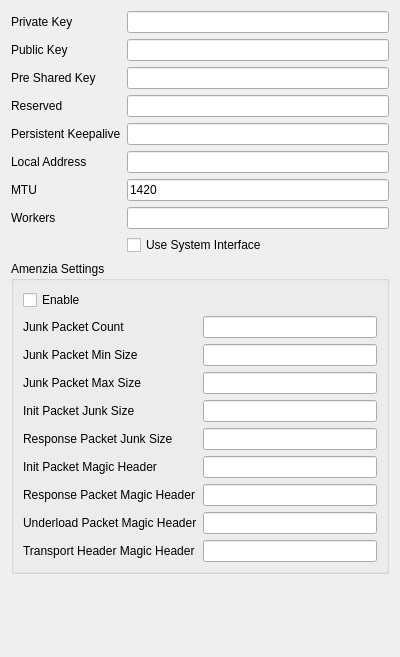
This is include/ui/profile/edit_wireguard.ui in shengmo0210/Throne as Qt 5 draws it before an edit. The edited form follows.
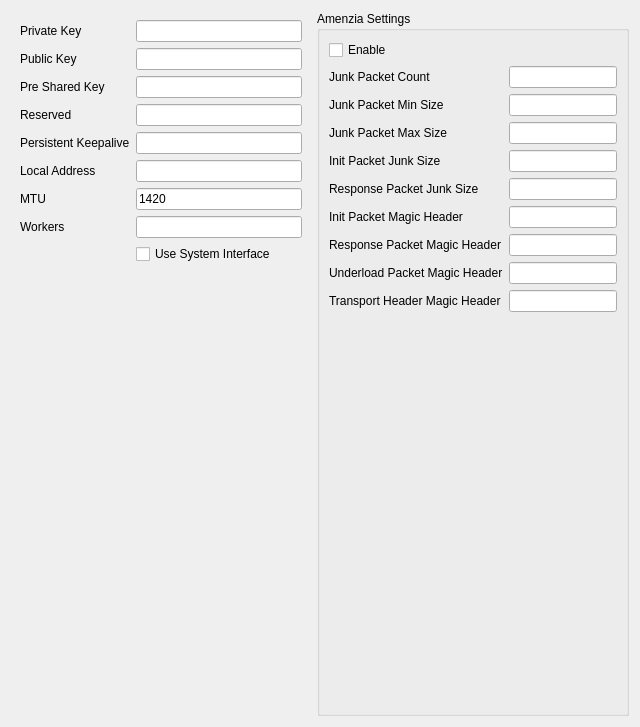
This is the edited form.

What changed in the file:
```diff
--- a/include/ui/profile/edit_wireguard.ui
+++ b/include/ui/profile/edit_wireguard.ui
@@ -6,14 +6,17 @@
    <rect>
     <x>0</x>
     <y>0</y>
-    <width>400</width>
-    <height>657</height>
+    <width>640</width>
+    <height>727</height>
    </rect>
   </property>
   <property name="windowTitle">
    <string>EditWireguard</string>
   </property>
-  <layout class="QFormLayout" name="formLayout_2">
+  <layout class="QHBoxLayout" name="horizontalLayout">
+   <item>
+    <widget class="QWidget" name="widget" native="true">
+     <layout class="QFormLayout" name="formLayout_3">
    <item row="0" column="0">
     <widget class="QLabel" name="private_key_l">
      <property name="text">
@@ -114,7 +117,10 @@
      </property>
     </widget>
    </item>
-   <item row="9" column="0" colspan="2">
+     </layout>
+    </widget>
+   </item>
+   <item>
     <widget class="QGroupBox" name="groupBox">
      <property name="title">
       <string>Amenzia Settings</string>
```
Left out of the diff: 10 changed lines with no effect on the pictures. Lines whose indentation alone changed are shown as unchanged.
